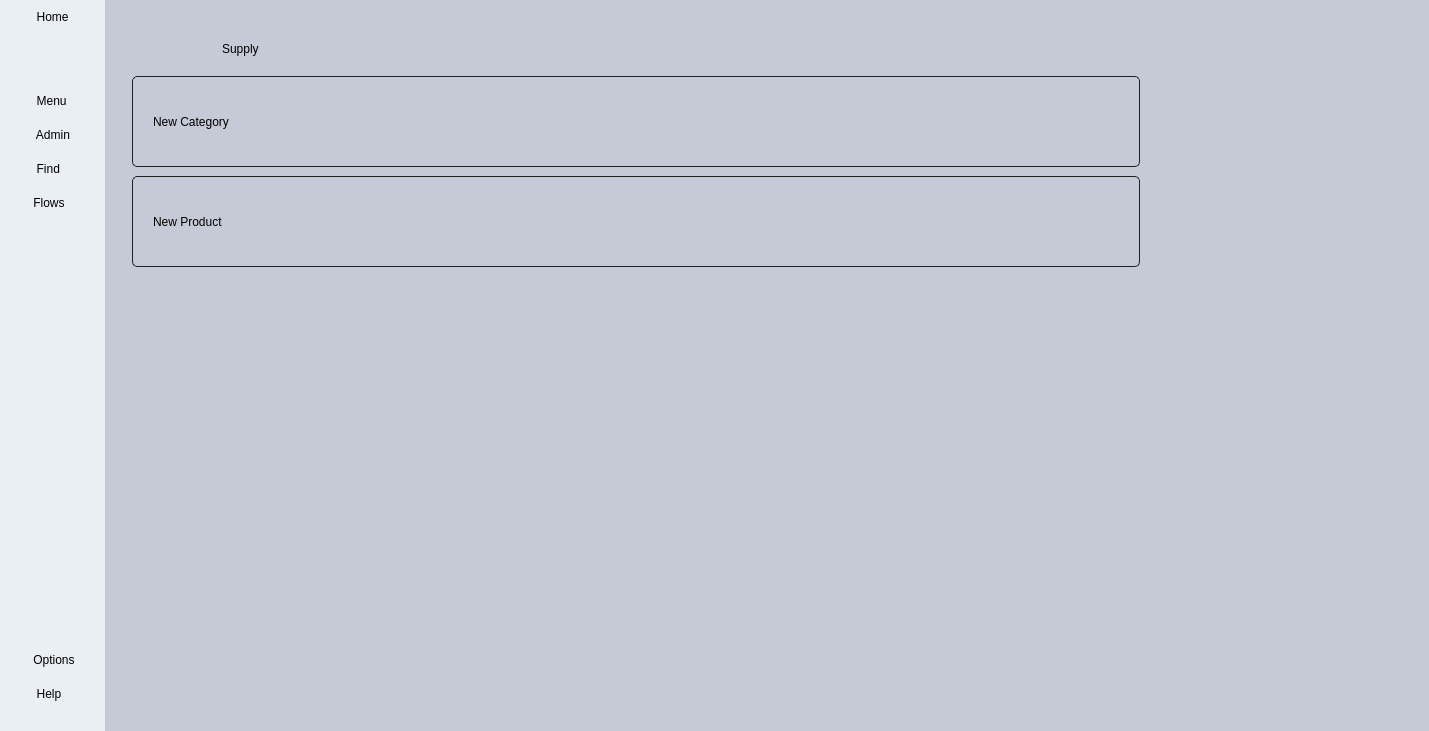
The window that forms/mainapp.ui (h471x/SQLite_Inventory_Management) describes before a commit, drawn with Qt 5.
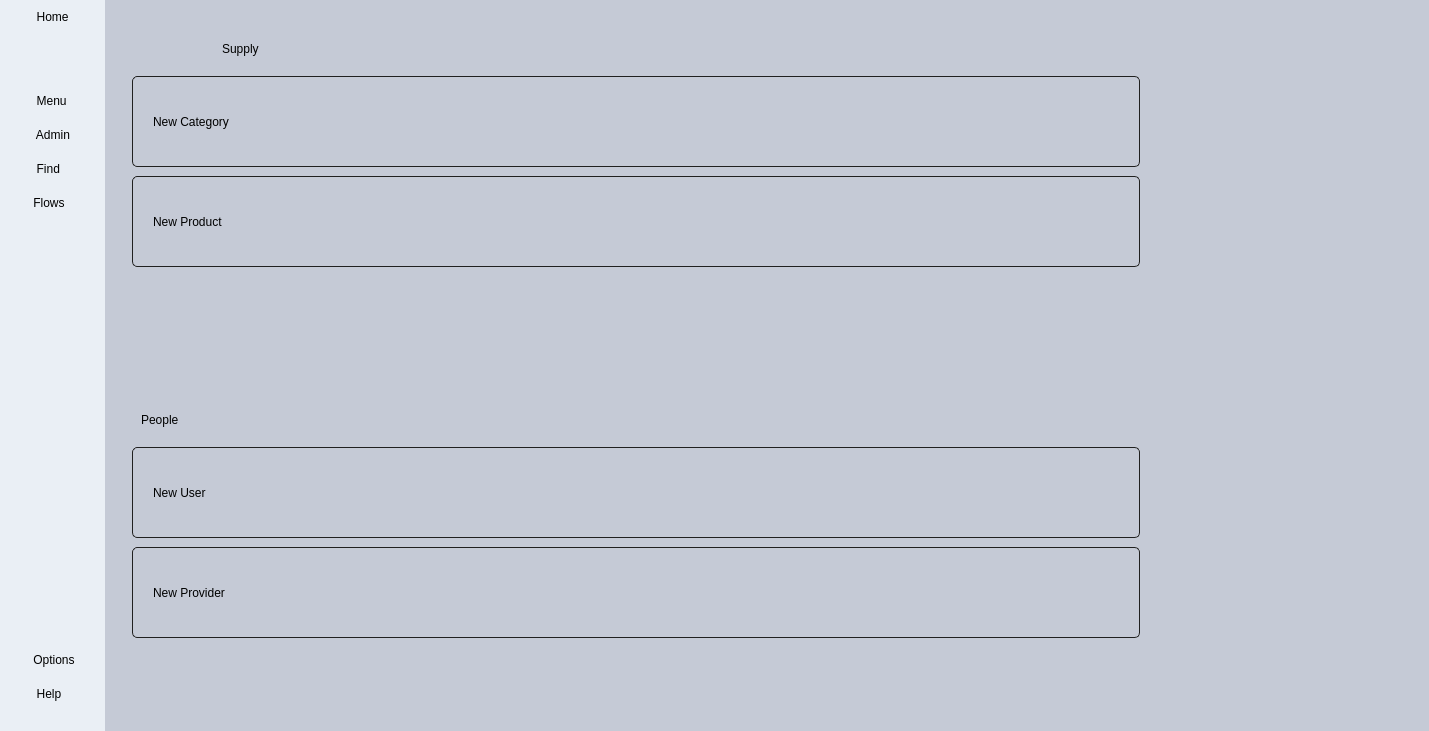
The same window after the commit. The open tabs and pages were chosen to show the change. Icons and pictures are not drawn.

Commit message: Added Add User function

The edit to the form file:
```diff
--- a/forms/mainapp.ui
+++ b/forms/mainapp.ui
@@ -79,6 +79,14 @@
 	border-radius: 5px;
 }
 
+#PeopleBtnContainer QPushButton{
+	font: 12pt &quot;Calibri&quot;;
+	text-align: left;
+	padding: 10px 20px;
+	border: 1px solid #202020;
+	border-radius: 5px;
+}
+
 QTableWidget QScrollBar:Vertical{
 	/*border: none;*/
 	background-color: #fff;
@@ -848,6 +856,28 @@
                    <property name="frameShadow">
                     <enum>QFrame::Raised</enum>
                    </property>
+                   <layout class="QHBoxLayout" name="horizontalLayout_9">
+                    <item>
+                     <widget class="QLabel" name="label_2">
+                      <property name="text">
+                       <string>People</string>
+                      </property>
+                     </widget>
+                    </item>
+                    <item>
+                     <spacer name="horizontalSpacer_6">
+                      <property name="orientation">
+                       <enum>Qt::Horizontal</enum>
+                      </property>
+                      <property name="sizeHint" stdset="0">
+                       <size>
+                        <width>1062</width>
+                        <height>20</height>
+                       </size>
+                      </property>
+                     </spacer>
+                    </item>
+                   </layout>
                   </widget>
                  </item>
                  <item>
@@ -858,6 +888,44 @@
                    <property name="frameShadow">
                     <enum>QFrame::Raised</enum>
                    </property>
+                   <widget class="QPushButton" name="UserBtn">
+                    <property name="geometry">
+                     <rect>
+                      <x>0</x>
+                      <y>0</y>
+                      <width>1008</width>
+                      <height>91</height>
+                     </rect>
+                    </property>
+                    <property name="text">
+                     <string>New User</string>
+                    </property>
+                    <property name="iconSize">
+                     <size>
+                      <width>24</width>
+                      <height>50</height>
+                     </size>
+                    </property>
+                   </widget>
+                   <widget class="QPushButton" name="pushButton_4">
+                    <property name="geometry">
+                     <rect>
+                      <x>0</x>
+                      <y>100</y>
+                      <width>1008</width>
+                      <height>91</height>
+                     </rect>
+                    </property>
+                    <property name="text">
+                     <string>New Provider</string>
+                    </property>
+                    <property name="iconSize">
+                     <size>
+                      <width>24</width>
+                      <height>50</height>
+                     </size>
+                    </property>
+                   </widget>
                   </widget>
                  </item>
                 </layout>
```
Left out of the diff: 2 changed lines with no effect on the pictures.
